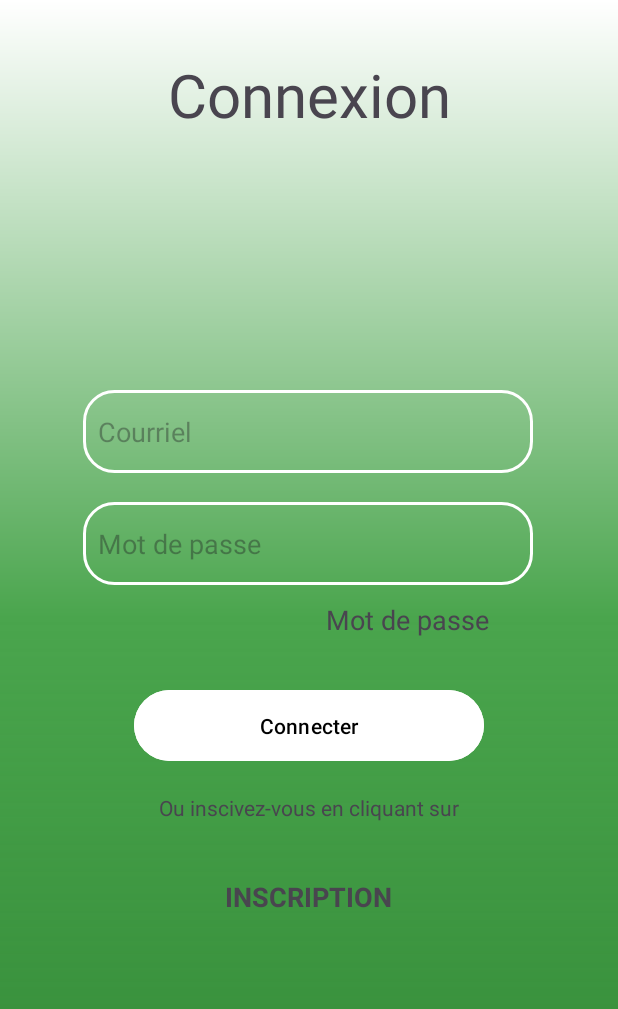
After one commit to SamuelFerragne/JardinUrbain, an Android app: the ConnexionActivity screen opened directly, with no data from a screen before it, on a phone screen of 412 x 824 dp. The commit adds this screen. Shown: the top 1009 px of the screen. Run offline under Robolectric (Android 15) with nearby library versions, the phone set to English and light mode, and no system bars.

Commit message:
Xml page de connexion + ConnexionActivity.java

```diff
--- a/app/build.gradle.kts
+++ b/app/build.gradle.kts
@@ -29,6 +29,9 @@ android {
         sourceCompatibility = JavaVersion.VERSION_1_8
         targetCompatibility = JavaVersion.VERSION_1_8
     }
+    buildFeatures {
+        viewBinding = true
+    }
 }
 
 dependencies {
@@ -36,6 +39,9 @@ dependencies {
     implementation("androidx.appcompat:appcompat:1.6.1")
     implementation("com.google.android.material:material:1.10.0")
     implementation("androidx.constraintlayout:constraintlayout:2.1.4")
+    implementation("androidx.annotation:annotation:1.6.0")
+    implementation("androidx.lifecycle:lifecycle-livedata-ktx:2.6.1")
+    implementation("androidx.lifecycle:lifecycle-viewmodel-ktx:2.6.1")
     testImplementation("junit:junit:4.13.2")
     androidTestImplementation("androidx.test.ext:junit:1.1.5")
     androidTestImplementation("androidx.test.espresso:espresso-core:3.5.1")
--- a/app/src/main/AndroidManifest.xml
+++ b/app/src/main/AndroidManifest.xml
@@ -13,8 +13,11 @@
         android:theme="@style/Theme.TheWitchersCode"
         tools:targetApi="31">
         <activity
+            android:name=".ConnexionActivity"
+            android:exported="true" />
+        <activity
             android:name=".MainActivity"
-            android:exported="true">
+            android:exported="false">
             <intent-filter>
                 <action android:name="android.intent.action.MAIN" />
 
--- /dev/null
+++ b/app/src/main/java/com/example/thewitcherscode/ConnexionActivity.java
@@ -0,0 +1,40 @@
+package com.example.thewitcherscode;
+
+import androidx.appcompat.app.AppCompatActivity;
+
+import android.content.Intent;
+import android.os.Bundle;
+import android.view.View;
+import android.widget.TextView;
+
+public class ConnexionActivity extends AppCompatActivity {
+
+    private TextView txtmtpOublier, txtInscriptionClick;
+    @Override
+    protected void onCreate(Bundle savedInstanceState) {
+        super.onCreate(savedInstanceState);
+        setContentView(R.layout.activity_connexion);
+
+        txtmtpOublier = findViewById(R.id.tv_mtpOublier);
+        txtInscriptionClick = findViewById(R.id.tv_inscriptionClick);
+
+
+        // TODO:: ALLER VERS LA PAGE OUBLIER MTP
+        txtmtpOublier.setOnClickListener(new View.OnClickListener() {
+            @Override
+            public void onClick(View v) {
+                Intent acc_isncription = new Intent(ConnexionActivity.this, MainActivity.class);
+                startActivity(acc_isncription);
+            }
+        });
+
+        // TODO:: ALLER VERS LA PAGE INSCRIPTION
+        txtInscriptionClick.setOnClickListener(new View.OnClickListener() {
+            @Override
+            public void onClick(View v) {
+                // INTENT POUR ALLER VERS LA PAGE INSCRIPTION
+
+            }
+        });
+    }
+}
--- /dev/null
+++ b/app/src/main/res/drawable/border_inputs.xml
@@ -0,0 +1,6 @@
+<?xml version="1.0" encoding="utf-8"?>
+<shape xmlns:android="http://schemas.android.com/apk/res/android" android:shape="rectangle" >
+    <stroke android:width="2dp" android:color="#FFFF" />
+    <corners android:radius="20dp" />
+    <padding android:left="10dp" android:top="8dp" android:right="8dp" android:bottom="8dp" />
+</shape>
--- /dev/null
+++ b/app/src/main/res/drawable/gradient_background.xml
@@ -0,0 +1,10 @@
+<?xml version="1.0" encoding="utf-8"?>
+<shape xmlns:android="http://schemas.android.com/apk/res/android">
+
+    <gradient
+        android:type="linear"
+        android:startColor="#FFFFFF"
+        android:centerColor="#4AA54D"
+        android:endColor="#D2047009"
+        android:angle="100"/>
+</shape>
--- /dev/null
+++ b/app/src/main/res/layout/activity_connexion.xml
@@ -0,0 +1,105 @@
+<?xml version="1.0" encoding="utf-8"?>
+<androidx.constraintlayout.widget.ConstraintLayout xmlns:android="http://schemas.android.com/apk/res/android"
+    xmlns:app="http://schemas.android.com/apk/res-auto"
+    xmlns:tools="http://schemas.android.com/tools"
+    android:layout_width="match_parent"
+    android:layout_height="match_parent"
+    tools:context=".ConnexionActivity"
+    android:background="@drawable/gradient_background">
+
+
+    <EditText
+        android:id="@+id/et_courriel"
+        android:layout_width="300dp"
+        android:layout_height="55dp"
+        android:layout_marginTop="260dp"
+        android:background="@drawable/border_inputs"
+        android:ems="10"
+        android:hint="Courriel"
+        android:inputType="textEmailAddress"
+        app:layout_constraintEnd_toEndOf="parent"
+        app:layout_constraintHorizontal_bias="0.495"
+        app:layout_constraintStart_toStartOf="parent"
+        app:layout_constraintTop_toTopOf="parent" />
+
+    <EditText
+        android:id="@+id/et_mtp"
+        android:layout_width="300dp"
+        android:layout_height="55dp"
+        android:background="@drawable/border_inputs"
+        android:ems="10"
+        android:hint="Mot de passe"
+        android:inputType="textPassword"
+        app:layout_constraintBottom_toBottomOf="parent"
+        app:layout_constraintEnd_toEndOf="parent"
+        app:layout_constraintHorizontal_bias="0.495"
+        app:layout_constraintStart_toStartOf="parent"
+        app:layout_constraintTop_toTopOf="parent"
+        app:layout_constraintVertical_bias="0.435" />
+
+    <Button
+        android:id="@+id/button"
+        android:layout_width="233dp"
+        android:layout_height="55dp"
+        android:backgroundTint="@color/white"
+        android:text="Connecter"
+        android:textColor="@color/black"
+        app:layout_constraintBottom_toBottomOf="parent"
+        app:layout_constraintEnd_toEndOf="parent"
+        app:layout_constraintStart_toStartOf="parent"
+        app:layout_constraintTop_toTopOf="parent"
+        app:layout_constraintVertical_bias="0.593" />
+
+    <TextView
+        android:id="@+id/tv_mtpOublier"
+        android:layout_width="169dp"
+        android:layout_height="23dp"
+        android:clickable="true"
+        android:text="Mot de passe oublié ?"
+        android:textAlignment="center"
+        android:textSize="18dp"
+        app:layout_constraintBottom_toBottomOf="parent"
+        app:layout_constraintEnd_toEndOf="parent"
+        app:layout_constraintHorizontal_bias="0.768"
+        app:layout_constraintStart_toStartOf="parent"
+        app:layout_constraintTop_toTopOf="parent" />
+
+    <TextView
+        android:id="@+id/tv_titreConnexion"
+        android:layout_width="241dp"
+        android:layout_height="53dp"
+        android:layout_marginTop="36dp"
+        android:text="Connexion"
+        android:textAlignment="center"
+        android:textSize="40dp"
+        app:layout_constraintEnd_toEndOf="parent"
+        app:layout_constraintStart_toStartOf="parent"
+        app:layout_constraintTop_toTopOf="parent" />
+
+    <TextView
+        android:id="@+id/textView2"
+        android:layout_width="wrap_content"
+        android:layout_height="wrap_content"
+        android:text="Ou inscivez-vous en cliquant sur"
+        app:layout_constraintBottom_toBottomOf="parent"
+        app:layout_constraintEnd_toEndOf="parent"
+        app:layout_constraintStart_toStartOf="parent"
+        app:layout_constraintTop_toTopOf="parent"
+        app:layout_constraintVertical_bias="0.657" />
+
+    <TextView
+        android:id="@+id/tv_inscriptionClick"
+        android:layout_width="wrap_content"
+        android:layout_height="wrap_content"
+        android:text="INSCRIPTION"
+        android:textSize="18dp"
+        android:textStyle="bold"
+        app:layout_constraintBottom_toBottomOf="parent"
+        app:layout_constraintEnd_toEndOf="parent"
+        app:layout_constraintHorizontal_bias="0.498"
+        app:layout_constraintStart_toStartOf="parent"
+        app:layout_constraintTop_toTopOf="parent"
+        app:layout_constraintVertical_bias="0.732" />
+
+
+</androidx.constraintlayout.widget.ConstraintLayout>
--- a/app/src/main/res/layout/activity_main.xml
+++ b/app/src/main/res/layout/activity_main.xml
@@ -4,15 +4,5 @@
     xmlns:tools="http://schemas.android.com/tools"
     android:layout_width="match_parent"
     android:layout_height="match_parent"
-    tools:context=".MainActivity">
-
-    <TextView
-        android:layout_width="wrap_content"
-        android:layout_height="wrap_content"
-        android:text="Hello World!"
-        app:layout_constraintBottom_toBottomOf="parent"
-        app:layout_constraintEnd_toEndOf="parent"
-        app:layout_constraintStart_toStartOf="parent"
-        app:layout_constraintTop_toTopOf="parent" />
-
-</androidx.constraintlayout.widget.ConstraintLayout>
+    tools:context=".MainActivity"
+    android:background="@drawable/gradient_background"/>
```
